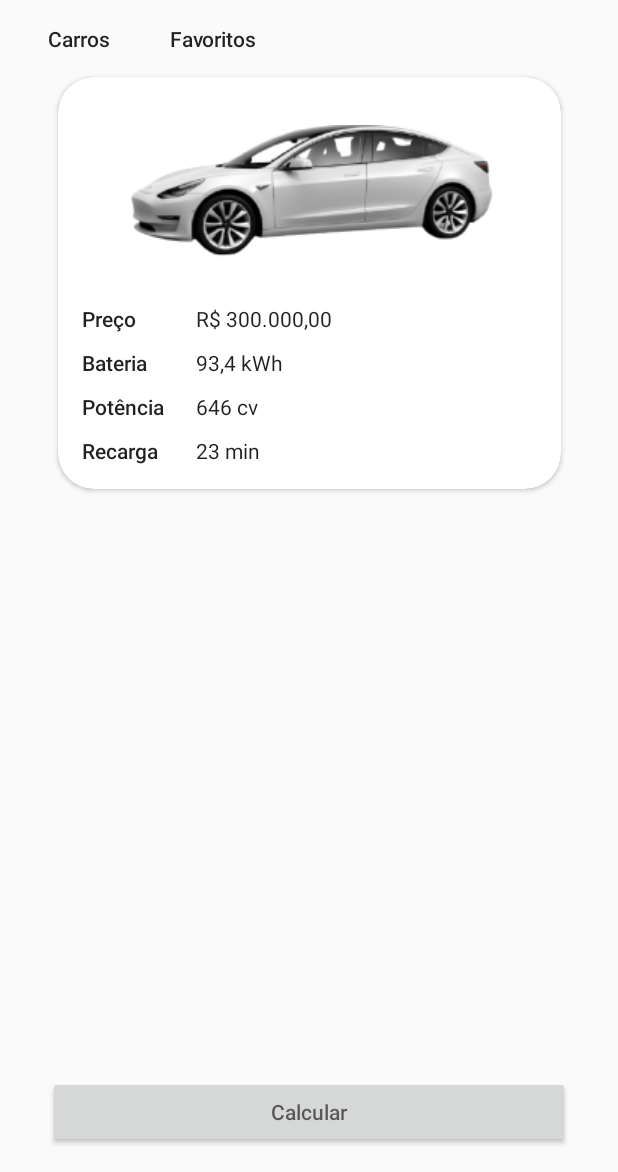
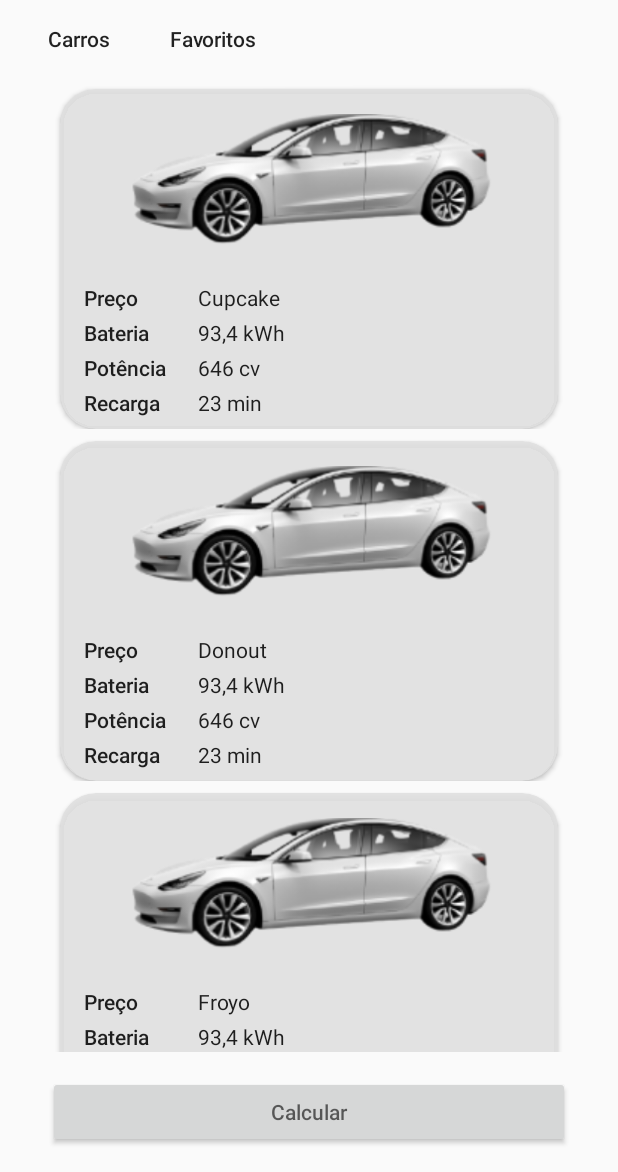
Before and after one commit to RafaelSantos0322/eletric_car, an Android app: the screen it shows after launch (MainActivity), on a phone screen of 412 x 824 dp, the part 64-1236 px from its top. Run offline under Robolectric (Android 15) with nearby library versions, the phone set to English and light mode, and no system bars; 1 statement that could not run was skipped.

Commit message:
Atualização do aplicativo

```diff
--- a/app/build.gradle
+++ b/app/build.gradle
@@ -30,6 +30,9 @@ android {
     kotlinOptions {
         jvmTarget = '1.8'
     }
+    viewBinding{
+        enabled = true
+    }
 }
 
 dependencies {
--- a/app/src/main/java/com/rafaelsantos0322/eletriccar/MainActivity.kt
+++ b/app/src/main/java/com/rafaelsantos0322/eletriccar/MainActivity.kt
@@ -7,21 +7,47 @@ import android.widget.Button
 import android.widget.EditText
 import android.widget.TextView
 import androidx.appcompat.app.AppCompatActivity
+import androidx.recyclerview.widget.LinearLayoutManager
+import androidx.recyclerview.widget.RecyclerView
+import com.rafaelsantos0322.eletriccar.adapter.CarAdapter
+import com.rafaelsantos0322.eletriccar.databinding.ActivityMainBinding
 
 
 class MainActivity : AppCompatActivity() {
+    private lateinit var binding : ActivityMainBinding
     lateinit var btnCalculo: Button
+    lateinit var listaCarros: RecyclerView
 
 
     override fun onCreate(savedInstanceState: Bundle?) {
         super.onCreate(savedInstanceState)
+        binding = ActivityMainBinding.inflate(layoutInflater)
         setContentView(R.layout.activity_main)
+
         setupView()
         setupListiners()
+        setupList()
     }
     fun  setupView(){
         btnCalculo = findViewById(R.id.btn_calcular)
+        listaCarros = findViewById(R.id.rv_lista_carros)
     }
+    fun setupList(){
+        var dados = arrayOf(
+            "Cupcake",
+            "Donout",
+            "Froyo",
+            "Test01",
+            "Test02",
+            "Test03"
+        )
+        val adapter = CarAdapter(dados)
+        listaCarros.layoutManager = LinearLayoutManager(this)
+        listaCarros.adapter = adapter
+
+    }
+
+
 
     fun setupListiners(){
 
--- /dev/null
+++ b/app/src/main/java/com/rafaelsantos0322/eletriccar/adapter/CarAdapter.kt
@@ -0,0 +1,30 @@
+package com.rafaelsantos0322.eletriccar.adapter
+
+import android.view.LayoutInflater
+import android.view.View
+import android.view.ViewGroup
+import android.widget.TextView
+import androidx.recyclerview.widget.RecyclerView
+import com.rafaelsantos0322.eletriccar.R
+
+class CarAdapter(private val carros: Array<String>) :
+    RecyclerView.Adapter<CarAdapter.ViewHolder>() {
+
+
+    override fun onCreateViewHolder(parent: ViewGroup, viewType: Int): ViewHolder {
+        val view = LayoutInflater.from(parent.context).inflate(R.layout.carro_item, parent, false)
+        return ViewHolder(view)
+
+    }
+
+    override fun getItemCount(): Int = carros.size
+
+    override fun onBindViewHolder(holder: ViewHolder, position: Int) {
+        holder.textView.text = carros[position]
+    }
+
+    class ViewHolder(view: View) : RecyclerView.ViewHolder(view) {
+       val textView: TextView = itemView.findViewById(R.id.tv_Valor_Preco)
+    }
+
+}
--- a/app/src/main/res/layout/activity_main.xml
+++ b/app/src/main/res/layout/activity_main.xml
@@ -2,6 +2,7 @@
 <androidx.constraintlayout.widget.ConstraintLayout
     xmlns:android="http://schemas.android.com/apk/res/android"
     xmlns:app="http://schemas.android.com/apk/res-auto"
+    xmlns:tools="http://schemas.android.com/tools"
     android:layout_marginLeft="16dp"
     android:layout_marginRight="16dp"
     android:layout_height="match_parent"
@@ -40,134 +41,18 @@
         app:layout_constraintLeft_toRightOf="@id/tv_tap_carros"
         app:layout_constraintTop_toBottomOf="@id/tv_titulo" />
 
-    <androidx.cardview.widget.CardView
-        android:id="@+id/cv_card"
-        android:layout_width="wrap_content"
-        android:layout_height="wrap_content"
-        android:layout_marginTop="16dp"
-        app:cardCornerRadius="24dp"
+
+    <androidx.recyclerview.widget.RecyclerView
+        android:id="@+id/rv_lista_carros"
+        android:layout_width="0dp"
+        android:layout_height="0dp"
+        android:layout_margin="16dp"
+        app:layoutManager="androidx.recyclerview.widget.LinearLayoutManager"
+        app:layout_constraintTop_toBottomOf="@id/tv_tap_carros"
+        app:layout_constraintBottom_toTopOf="@id/btn_calcular"
+        app:layout_constraintStart_toStartOf="parent"
         app:layout_constraintEnd_toEndOf="parent"
-        app:layout_constraintStart_toStartOf="parent"
-        app:layout_constraintTop_toBottomOf="@id/tv_tap_favoritos"
-
-
-        >
-
-
-        <androidx.constraintlayout.widget.ConstraintLayout
-            android:id="@+id/cl_card_content"
-            android:layout_width="match_parent"
-            android:layout_height="wrap_content"
-            android:paddingTop="16dp"
-            android:paddingBottom="16dp"
-            >
-
-            <ImageView
-                android:id="@+id/iv_imageCar"
-                android:layout_width="wrap_content"
-                android:layout_height="wrap_content"
-                android:contentDescription="@string/imagecar"
-                android:src="@drawable/eletric_car"
-                app:layout_constraintEnd_toEndOf="parent"
-                app:layout_constraintHorizontal_bias="1.0"
-                app:layout_constraintStart_toStartOf="parent"
-                app:layout_constraintTop_toTopOf="parent"
-                android:paddingTop="16dp"
-                />
-
-            <TextView
-                android:id="@+id/tv_preco"
-                style="@style/TextAppearance.AppCompat.Body2"
-                android:layout_width="wrap_content"
-                android:layout_height="wrap_content"
-                android:layout_marginStart="16dp"
-                android:layout_marginTop="10dp"
-                android:text="@string/preco"
-                app:layout_constraintLeft_toLeftOf="parent"
-                app:layout_constraintTop_toBottomOf="@id/iv_imageCar" />
-
-            <TextView
-                android:id="@+id/tv_ValorPreco"
-                style="@style/TextAppearance.AppCompat.Body1"
-                android:layout_width="wrap_content"
-                android:layout_height="wrap_content"
-                android:layout_marginStart="40dp"
-                android:layout_marginTop="10dp"
-                android:text="@string/r_300_000_00"
-                app:layout_constraintLeft_toRightOf="@id/tv_preco"
-                app:layout_constraintTop_toBottomOf="@id/iv_imageCar" />
-
-            <TextView
-                android:id="@+id/tv_bateria"
-                style="@style/TextAppearance.AppCompat.Body2"
-                android:layout_width="wrap_content"
-                android:layout_height="wrap_content"
-                android:layout_marginStart="16dp"
-                android:layout_marginTop="10dp"
-                android:text="@string/bateria"
-                app:layout_constraintLeft_toLeftOf="parent"
-                app:layout_constraintTop_toBottomOf="@id/tv_preco" />
-
-            <TextView
-                android:id="@+id/tv_CapacidadeBateria"
-                style="@style/TextAppearance.AppCompat.Body1"
-                android:layout_width="wrap_content"
-                android:layout_height="wrap_content"
-                android:layout_marginStart="40dp"
-                android:layout_marginTop="10dp"
-                android:text="@string/kWh"
-                app:layout_constraintLeft_toRightOf="@id/tv_preco"
-                app:layout_constraintTop_toBottomOf="@id/tv_ValorPreco" />
-
-
-            <TextView
-                android:id="@+id/tv_potencia"
-                style="@style/TextAppearance.AppCompat.Body2"
-                android:layout_width="wrap_content"
-                android:layout_height="wrap_content"
-                android:layout_marginStart="16dp"
-                android:layout_marginTop="10dp"
-                android:text="@string/potencia"
-                app:layout_constraintLeft_toLeftOf="parent"
-                app:layout_constraintTop_toBottomOf="@id/tv_bateria" />
-
-            <TextView
-                android:id="@+id/tv_CavalosPotencia"
-                style="@style/TextAppearance.AppCompat.Body1"
-                android:layout_width="wrap_content"
-                android:layout_height="wrap_content"
-                android:layout_marginStart="40dp"
-                android:layout_marginTop="10dp"
-                android:text="@string/cv"
-                app:layout_constraintLeft_toRightOf="@id/tv_preco"
-                app:layout_constraintTop_toBottomOf="@id/tv_CapacidadeBateria" />
-
-            <TextView
-                android:id="@+id/tv_recarga"
-                style="@style/TextAppearance.AppCompat.Body2"
-                android:layout_width="wrap_content"
-                android:layout_height="wrap_content"
-                android:layout_marginStart="16dp"
-                android:layout_marginTop="10dp"
-                android:text="@string/recarga"
-                app:layout_constraintLeft_toLeftOf="parent"
-                app:layout_constraintTop_toBottomOf="@id/tv_potencia" />
-
-            <TextView
-                android:id="@+id/tv_TempoRecarga"
-                style="@style/TextAppearance.AppCompat.Body1"
-                android:layout_width="wrap_content"
-                android:layout_height="wrap_content"
-                android:layout_marginStart="40dp"
-                android:layout_marginTop="10dp"
-                android:text="@string/min"
-                app:layout_constraintLeft_toRightOf="@id/tv_preco"
-                app:layout_constraintTop_toBottomOf="@id/tv_CavalosPotencia" />
-
-
-        </androidx.constraintlayout.widget.ConstraintLayout>
-
-    </androidx.cardview.widget.CardView>
+        tools:listitem="@layout/carro_item"/>
 
     <Button
         android:id="@+id/btn_calcular"
--- /dev/null
+++ b/app/src/main/res/layout/carro_item.xml
@@ -0,0 +1,132 @@
+<?xml version="1.0" encoding="utf-8"?>
+<androidx.constraintlayout.widget.ConstraintLayout
+    xmlns:android="http://schemas.android.com/apk/res/android"
+    xmlns:app="http://schemas.android.com/apk/res-auto"
+    android:layout_width="match_parent"
+    android:layout_height="wrap_content">
+
+    <androidx.cardview.widget.CardView
+        android:id="@+id/cv_card"
+        android:layout_width="0dp"
+        android:layout_height="wrap_content"
+        android:layout_margin="8dp"
+        android:elevation="24dp"
+        app:cardBackgroundColor="@color/gray"
+        app:cardCornerRadius="24dp"
+        app:layout_constraintEnd_toEndOf="parent"
+        app:layout_constraintStart_toStartOf="parent"
+        app:layout_constraintTop_toTopOf="parent">
+
+
+        <androidx.constraintlayout.widget.ConstraintLayout
+            android:id="@+id/cl_card_content"
+            android:layout_width="match_parent"
+            android:layout_height="wrap_content"
+            android:paddingBottom="8dp">
+
+            <ImageView
+                android:id="@+id/iv_imageCar"
+                android:layout_width="wrap_content"
+                android:layout_height="wrap_content"
+                android:contentDescription="@string/imagecar"
+                android:layout_margin="16dp"
+                android:src="@drawable/eletric_car"
+                app:layout_constraintEnd_toEndOf="parent"
+                app:layout_constraintStart_toStartOf="parent"
+                app:layout_constraintTop_toTopOf="parent" />
+
+            <TextView
+                android:id="@+id/tv_preco"
+                style="@style/TextAppearance.AppCompat.Body2"
+                android:layout_width="wrap_content"
+                android:layout_height="wrap_content"
+                android:layout_marginStart="16dp"
+                android:layout_marginTop="4dp"
+                android:text="@string/preco"
+                app:layout_constraintLeft_toLeftOf="parent"
+                app:layout_constraintTop_toBottomOf="@id/iv_imageCar" />
+
+            <TextView
+                android:id="@+id/tv_Valor_Preco"
+                style="@style/TextAppearance.AppCompat.Body1"
+                android:layout_width="wrap_content"
+                android:layout_height="wrap_content"
+                android:layout_marginStart="40dp"
+                android:layout_marginTop="4dp"
+                android:text="@string/r_300_000_00"
+                app:layout_constraintLeft_toRightOf="@id/tv_preco"
+                app:layout_constraintTop_toBottomOf="@id/iv_imageCar" />
+
+            <TextView
+                android:id="@+id/tv_bateria"
+                style="@style/TextAppearance.AppCompat.Body2"
+                android:layout_width="wrap_content"
+                android:layout_height="wrap_content"
+                android:layout_marginStart="16dp"
+                android:layout_marginTop="4dp"
+                android:text="@string/bateria"
+                app:layout_constraintLeft_toLeftOf="parent"
+                app:layout_constraintTop_toBottomOf="@id/tv_preco" />
+
+            <TextView
+                android:id="@+id/tv_CapacidadeBateria"
+                style="@style/TextAppearance.AppCompat.Body1"
+                android:layout_width="wrap_content"
+                android:layout_height="wrap_content"
+                android:layout_marginStart="40dp"
+                android:layout_marginTop="4dp"
+                android:text="@string/kWh"
+                app:layout_constraintLeft_toRightOf="@id/tv_preco"
+                app:layout_constraintTop_toBottomOf="@id/tv_Valor_Preco" />
+
+
+            <TextView
+                android:id="@+id/tv_potencia"
+                style="@style/TextAppearance.AppCompat.Body2"
+                android:layout_width="wrap_content"
+                android:layout_height="wrap_content"
+                android:layout_marginStart="16dp"
+                android:layout_marginTop="4dp"
+                android:text="@string/potencia"
+                app:layout_constraintLeft_toLeftOf="parent"
+                app:layout_constraintTop_toBottomOf="@id/tv_bateria" />
+
+            <TextView
+                android:id="@+id/tv_CavalosPotencia"
+                style="@style/TextAppearance.AppCompat.Body1"
+                android:layout_width="wrap_content"
+                android:layout_height="wrap_content"
+                android:layout_marginStart="40dp"
+                android:layout_marginTop="4dp"
+                android:text="@string/cv"
+                app:layout_constraintLeft_toRightOf="@id/tv_preco"
+                app:layout_constraintTop_toBottomOf="@id/tv_CapacidadeBateria" />
+
+            <TextView
+                android:id="@+id/tv_recarga"
+                style="@style/TextAppearance.AppCompat.Body2"
+                android:layout_width="wrap_content"
+                android:layout_height="wrap_content"
+                android:layout_marginStart="16dp"
+                android:layout_marginTop="4dp"
+                android:text="@string/recarga"
+                app:layout_constraintLeft_toLeftOf="parent"
+                app:layout_constraintTop_toBottomOf="@id/tv_potencia" />
+
+            <TextView
+                android:id="@+id/tv_TempoRecarga"
+                style="@style/TextAppearance.AppCompat.Body1"
+                android:layout_width="wrap_content"
+                android:layout_height="wrap_content"
+                android:layout_marginStart="40dp"
+                android:layout_marginTop="4dp"
+                android:text="@string/min"
+                app:layout_constraintLeft_toRightOf="@id/tv_preco"
+                app:layout_constraintTop_toBottomOf="@id/tv_CavalosPotencia" />
+
+
+        </androidx.constraintlayout.widget.ConstraintLayout>
+
+    </androidx.cardview.widget.CardView>
+
+</androidx.constraintlayout.widget.ConstraintLayout>
--- a/app/src/main/res/values/colors.xml
+++ b/app/src/main/res/values/colors.xml
@@ -2,4 +2,5 @@
 <resources>
     <color name="black">#FF000000</color>
     <color name="white">#FFFFFFFF</color>
+    <color name="gray">#E1E1E1E1</color>
 </resources>
```
